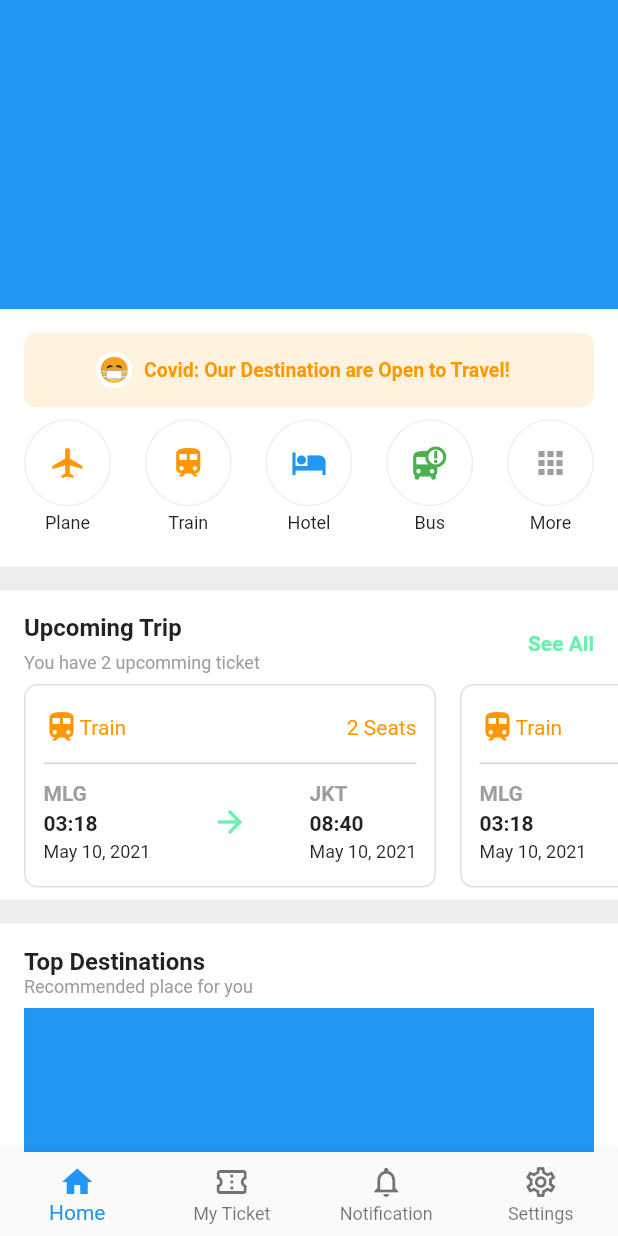
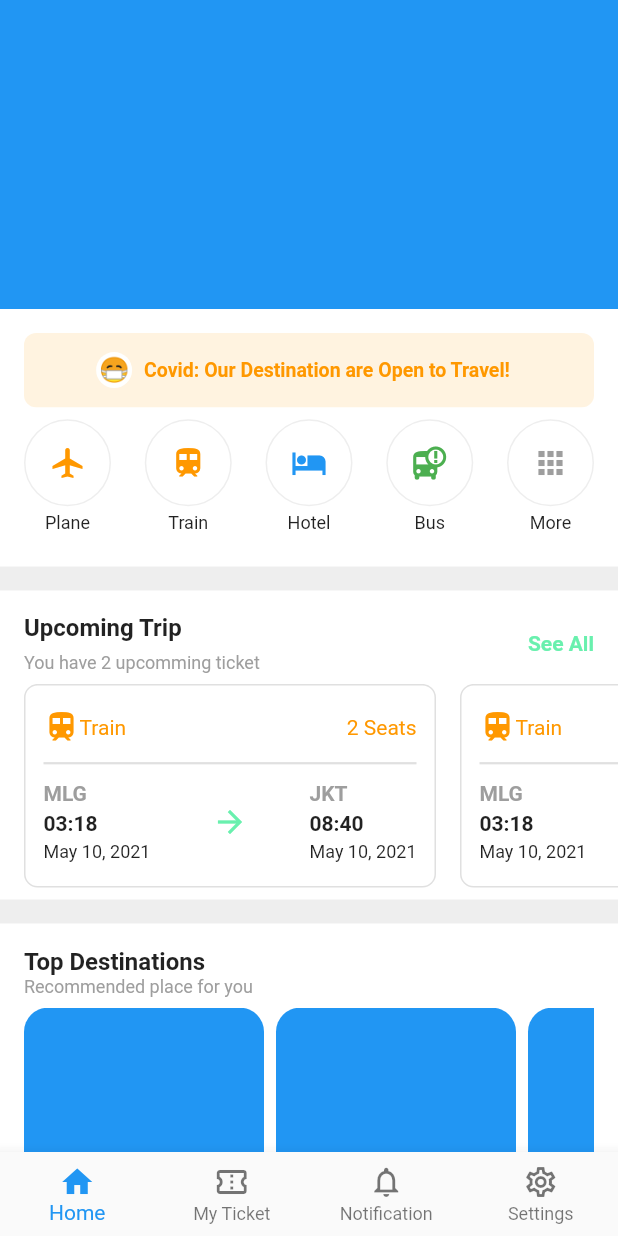
Before and after one commit to JAICHANGPARK/flutter_notebook_11th_story, a Flutter app: the screen it shows after launch, on a phone screen of 412 x 824 dp. Run offline on Flutter 3.47's test engine with Material 2 defaults, Android fonts, the phone set to English and light mode, and no system bars; our stand-ins replace backdrop, badges, flutter_inner_drawer, flutter_slidable, google_fonts.

Commit message:
Update ticket_booking_home_page.dart

```diff
--- a/lib/ep710_ticket_booking_app/ticket_booking_home_page.dart
+++ b/lib/ep710_ticket_booking_app/ticket_booking_home_page.dart
@@ -446,8 +446,10 @@ class _TicketBookingHomePageState extends State<TicketBookingHomePage> {
                         itemBuilder: (BuildContext context, int index) {
                           return  Container(
                             width: 160,
+                            margin: EdgeInsets.only(right: 8),
                             decoration: BoxDecoration(
-                                color: Colors.blue
+                                color: Colors.blue,
+                              borderRadius: BorderRadius.circular(16)
                             ),
                           );
 
```
